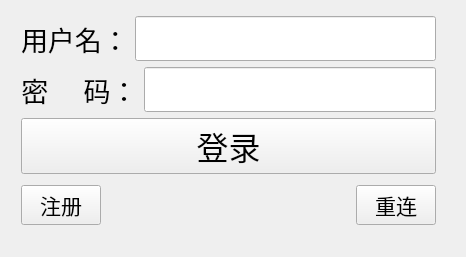
Old version of the form TcpClient/tcpclient.ui in the repository 0xBacklock/Qt_Cloud_Drive.
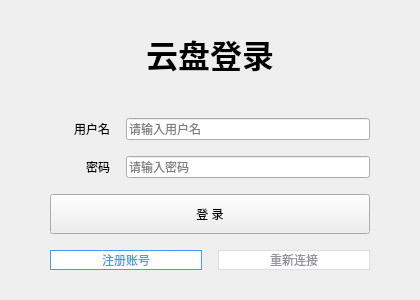
New version of the form.

```diff
--- a/TcpClient/tcpclient.ui
+++ b/TcpClient/tcpclient.ui
@@ -6,47 +6,80 @@
    <rect>
     <x>0</x>
     <y>0</y>
-    <width>466</width>
-    <height>257</height>
+    <width>420</width>
+    <height>300</height>
    </rect>
   </property>
   <property name="windowTitle">
    <string>TcpClient</string>
   </property>
-  <widget class="QWidget" name="layoutWidget">
-   <property name="geometry">
-    <rect>
-     <x>10</x>
-     <y>0</y>
-     <width>437</width>
-     <height>242</height>
-    </rect>
+  <layout class="QVBoxLayout" name="mainLayout">
+   <property name="spacing">
+    <number>16</number>
    </property>
-   <layout class="QVBoxLayout" name="verticalLayout_2">
+   <property name="leftMargin">
+    <number>50</number>
+   </property>
+   <property name="topMargin">
+    <number>30</number>
+   </property>
+   <property name="rightMargin">
+    <number>50</number>
+   </property>
+   <property name="bottomMargin">
+    <number>30</number>
+   </property>
     <item>
-     <layout class="QVBoxLayout" name="verticalLayout">
+    <widget class="QLabel" name="title_lab">
+     <property name="font">
+      <font>
+       <pointsize>24</pointsize>
+       <bold>true</bold>
+      </font>
+     </property>
+     <property name="text">
+      <string>云盘登录</string>
+     </property>
+     <property name="alignment">
+      <set>Qt::AlignCenter</set>
+     </property>
+    </widget>
+   </item>
+   <item>
+    <spacer name="verticalSpacer_3">
+     <property name="orientation">
+      <enum>Qt::Vertical</enum>
+     </property>
+     <property name="sizeHint" stdset="0">
+      <size>
+       <width>20</width>
+       <height>8</height>
+      </size>
+     </property>
+    </spacer>
+   </item>
       <item>
        <layout class="QHBoxLayout" name="horizontalLayout">
         <item>
          <widget class="QLabel" name="name_lab">
-          <property name="font">
-           <font>
-            <family>Adobe Devanagari</family>
-            <pointsize>20</pointsize>
-           </font>
+       <property name="minimumSize">
+        <size>
+         <width>60</width>
+         <height>0</height>
+        </size>
           </property>
           <property name="text">
-           <string>用户名：</string>
+        <string>用户名</string>
+       </property>
+       <property name="alignment">
+        <set>Qt::AlignRight|Qt::AlignVCenter</set>
           </property>
          </widget>
         </item>
         <item>
          <widget class="QLineEdit" name="name_le">
-          <property name="font">
-           <font>
-            <family>Adobe Devanagari</family>
-            <pointsize>20</pointsize>
-           </font>
+       <property name="placeholderText">
+        <string>请输入用户名</string>
           </property>
          </widget>
         </item>
@@ -56,91 +89,64 @@
        <layout class="QHBoxLayout" name="horizontalLayout_2">
         <item>
          <widget class="QLabel" name="pwd_lab">
-          <property name="font">
-           <font>
-            <family>Adobe Devanagari</family>
-            <pointsize>20</pointsize>
-           </font>
+       <property name="minimumSize">
+        <size>
+         <width>60</width>
+         <height>0</height>
+        </size>
           </property>
           <property name="text">
-           <string>密     码：</string>
+        <string>密码</string>
           </property>
           <property name="alignment">
-           <set>Qt::AlignCenter</set>
+        <set>Qt::AlignRight|Qt::AlignVCenter</set>
           </property>
          </widget>
         </item>
         <item>
          <widget class="QLineEdit" name="pwd_le">
-          <property name="font">
-           <font>
-            <family>Adobe Devanagari</family>
-            <pointsize>20</pointsize>
-           </font>
-          </property>
-          <property name="text">
-           <string/>
-          </property>
           <property name="echoMode">
            <enum>QLineEdit::Password</enum>
           </property>
+       <property name="placeholderText">
+        <string>请输入密码</string>
+       </property>
          </widget>
         </item>
        </layout>
       </item>
       <item>
        <widget class="QPushButton" name="login_pb">
-        <property name="font">
-         <font>
-          <family>Adobe Devanagari</family>
-          <pointsize>24</pointsize>
-         </font>
+     <property name="minimumSize">
+      <size>
+       <width>0</width>
+       <height>40</height>
+      </size>
         </property>
         <property name="text">
-         <string>登录</string>
-        </property>
-       </widget>
-      </item>
-     </layout>
+      <string>登 录</string>
+     </property>
+    </widget>
     </item>
     <item>
      <layout class="QHBoxLayout" name="horizontalLayout_3">
       <item>
        <widget class="QPushButton" name="regist_pb">
-        <property name="font">
-         <font>
-          <family>Adobe Devanagari</family>
-          <pointsize>16</pointsize>
-         </font>
+       <property name="styleSheet">
+        <string>QPushButton { background: white; color: #409eff; border: 1px solid #409eff; } QPushButton:hover { color: #66b1ff; border-color: #66b1ff; }</string>
         </property>
         <property name="text">
-         <string>注册</string>
+        <string>注册账号</string>
         </property>
        </widget>
       </item>
-      <item>
-       <spacer name="horizontalSpacer">
-        <property name="orientation">
-         <enum>Qt::Horizontal</enum>
-        </property>
-        <property name="sizeHint" stdset="0">
-         <size>
-          <width>40</width>
-          <height>20</height>
-         </size>
-        </property>
-       </spacer>
-      </item>
       <item>
        <widget class="QPushButton" name="cancel_pb">
-        <property name="font">
-         <font>
-          <family>Adobe Devanagari</family>
-          <pointsize>16</pointsize>
-         </font>
+       <property name="styleSheet">
+        <string>QPushButton { background: white; color: #909399; border: 1px solid #dcdfe6; } QPushButton:hover { color: #409eff; border-color: #c6e2ff; background: #ecf5ff; }</string>
         </property>
         <property name="text">
-         <string>重连</string>
+        <string>重新连接</string>
         </property>
        </widget>
       </item>
@@ -148,8 +154,6 @@
     </item>
    </layout>
   </widget>
- </widget>
- <layoutdefault spacing="6" margin="11"/>
  <resources/>
  <connections/>
 </ui>
```
Left out of the diff: 2 changed lines with no effect on the pictures. Lines whose indentation alone changed are shown as unchanged.
